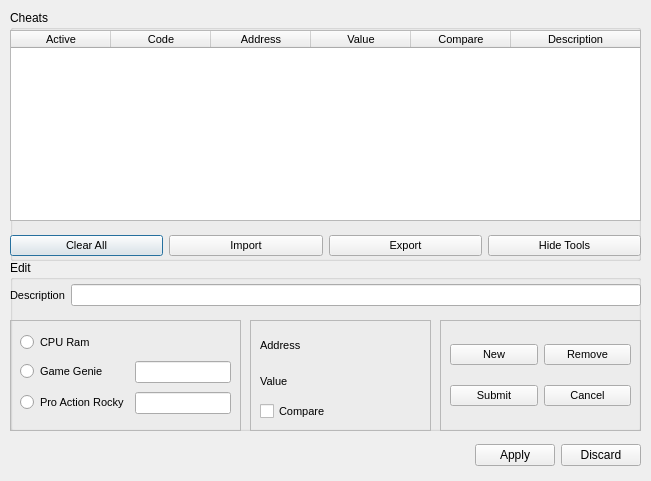
First picture: the form in src/gui/designer/dlgCheats.ui, repository punesemu/puNES, before the edit.
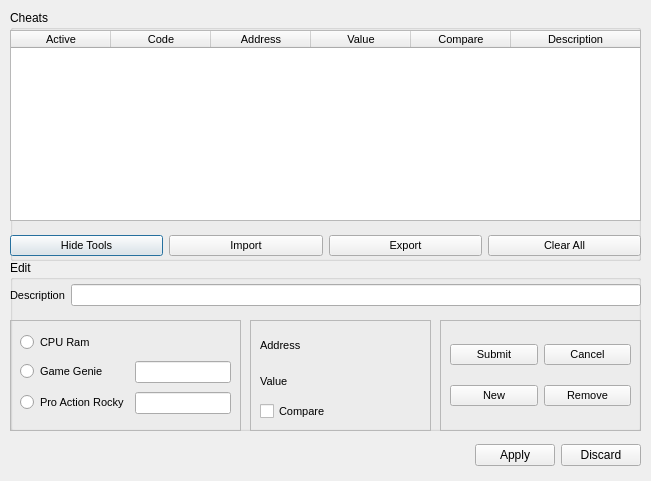
Second picture: the form after the edit.

What changed in the file:
```diff
--- a/src/gui/designer/dlgCheats.ui
+++ b/src/gui/designer/dlgCheats.ui
@@ -138,12 +138,9 @@
      </property>
      <layout class="QHBoxLayout" name="horizontalLayout">
       <item>
-       <widget class="QPushButton" name="pushButton_Clear_All_Cheats">
-        <property name="focusPolicy">
-         <enum>Qt::TabFocus</enum>
-        </property>
+       <widget class="QPushButton" name="pushButton_Hide_Show_Tools">
         <property name="text">
-         <string>Clear All</string>
+         <string>Hide Tools</string>
         </property>
        </widget>
       </item>
@@ -162,9 +159,9 @@
        </widget>
       </item>
       <item>
-       <widget class="QPushButton" name="pushButton_Hide_Show_Tools">
+       <widget class="QPushButton" name="pushButton_Clear_All_Cheats">
         <property name="text">
-         <string>Hide Tools</string>
+         <string>Clear All</string>
         </property>
        </widget>
       </item>
@@ -369,28 +366,28 @@
        </rect>
       </property>
       <layout class="QGridLayout" name="gridLayout_Edit_Buttons">
-       <item row="1" column="0">
+       <item row="0" column="0">
         <widget class="QPushButton" name="pushButton_Submit_Cheat">
          <property name="text">
           <string>Submit</string>
          </property>
         </widget>
        </item>
-       <item row="1" column="1">
+       <item row="0" column="1">
         <widget class="QPushButton" name="pushButton_Cancel_Cheat">
          <property name="text">
           <string>Cancel</string>
          </property>
         </widget>
        </item>
-       <item row="0" column="0">
+       <item row="1" column="0">
         <widget class="QPushButton" name="pushButton_New_Cheat">
          <property name="text">
           <string>New</string>
          </property>
         </widget>
        </item>
-       <item row="0" column="1">
+       <item row="1" column="1">
         <widget class="QPushButton" name="pushButton_Remove_Cheat">
          <property name="text">
           <string>Remove</string>
```
Left out of the diff: 16 changed lines with no effect on the pictures.
